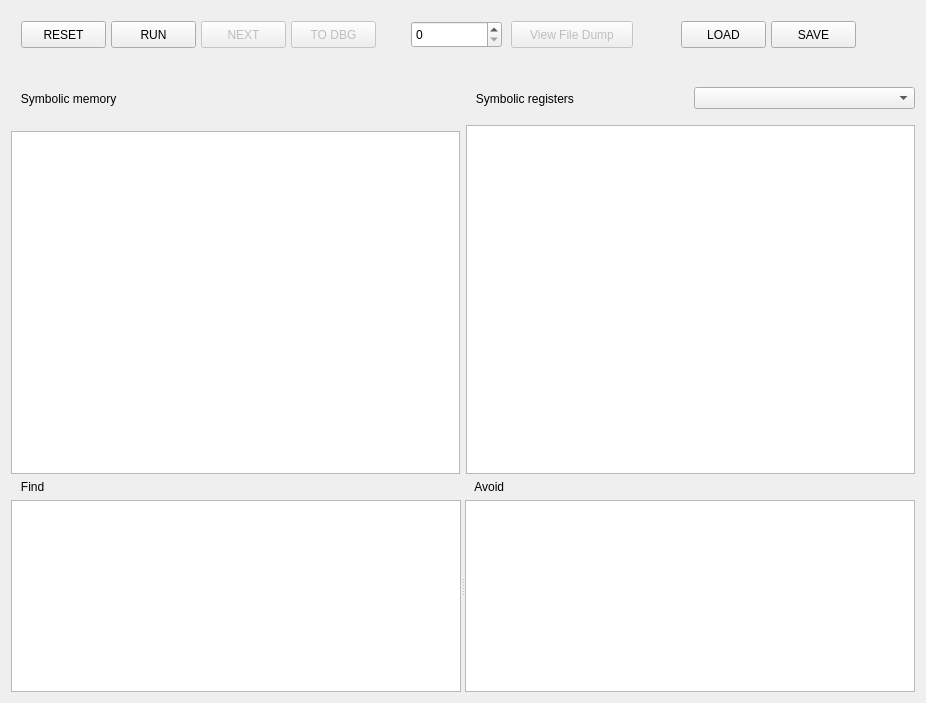
The window that idangr/ui/panel.ui (andreafioraldi/IDAngr) describes before a commit, drawn with Qt 5.
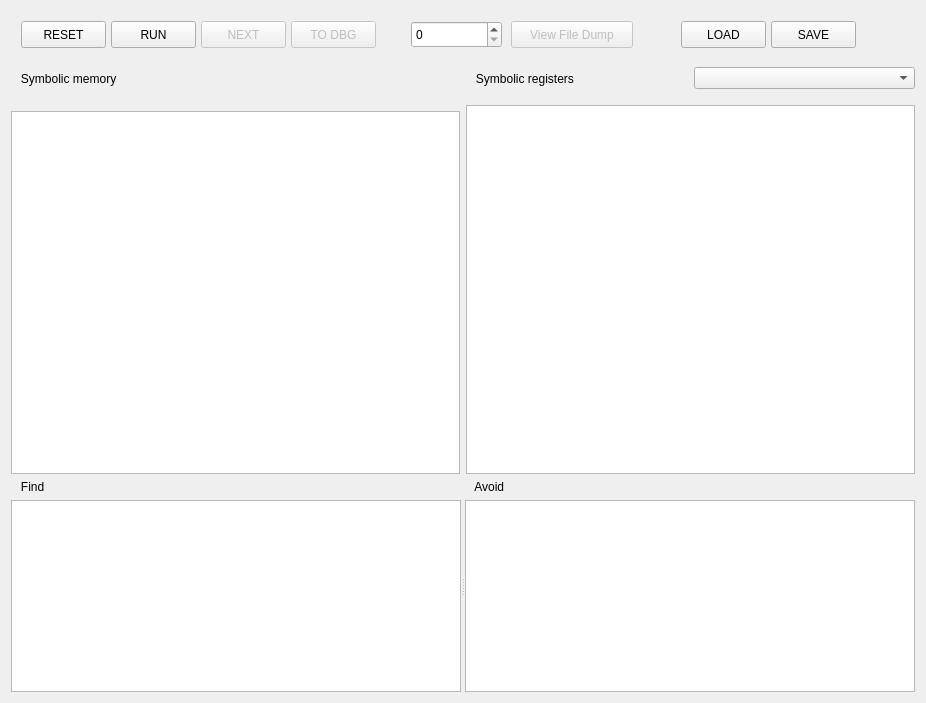
The same window after the commit.

The edit to the form file:
```diff
--- a/idangr/ui/panel.ui
+++ b/idangr/ui/panel.ui
@@ -156,7 +156,7 @@
      <property name="minimumSize">
       <size>
        <width>0</width>
-       <height>61</height>
+       <height>41</height>
       </size>
      </property>
      <widget class="QPushButton" name="resetBtn">
```
Left out of the diff: 12 changed lines with no effect on the pictures.
